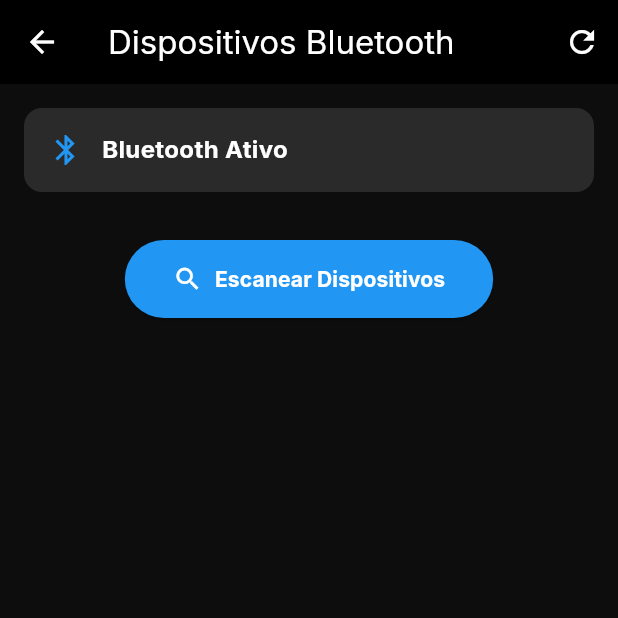
After one commit to Henry0liveira/SmartHome, a Flutter app: the BluetoothPage screen opened directly, after a tap on "Escanear Dispositivos", on a phone screen of 412 x 824 dp, the top half of it. The commit adds this screen. Run offline on Flutter 3.47's test engine with Material 3 defaults, Android fonts, the light colour scheme and no system bars; our stand-ins replace firebase_auth, firebase_core, firebase_database, fl_chart, flutter_bluetooth_serial, fluttertoast and 3 more; accounts and stored records are empty; network calls fail.

Commit message:
Teste Bluetooth

```diff
--- /dev/null
+++ b/lib/pages/bluetooth_page.dart
@@ -0,0 +1,430 @@
+import 'package:flutter/material.dart';
+import 'package:flutter_bluetooth_serial/flutter_bluetooth_serial.dart';
+import 'package:permission_handler/permission_handler.dart';
+
+class BluetoothPage extends StatefulWidget {
+  const BluetoothPage({super.key});
+
+  @override
+  State<BluetoothPage> createState() => _BluetoothPageState();
+}
+
+class _BluetoothPageState extends State<BluetoothPage> {
+  FlutterBluetoothSerial bluetooth = FlutterBluetoothSerial.instance;
+  bool isBluetoothEnabled = false;
+  bool isScanning = false;
+  BluetoothConnection? connection;
+  List<BluetoothDiscoveryResult> discoveredDevices = [];
+  List<BluetoothDevice> pairedDevices = [];
+
+  @override
+  void initState() {
+    super.initState();
+    _initializeBluetooth();
+  }
+
+  Future<void> _initializeBluetooth() async {
+    // Verifica se o Bluetooth está habilitado
+    isBluetoothEnabled = await bluetooth.isEnabled ?? false;
+
+    if (isBluetoothEnabled) {
+      // Carrega dispositivos pareados
+      await _loadPairedDevices();
+    }
+
+    setState(() {});
+  }
+
+  Future<void> _requestPermissions() async {
+    Map<Permission, PermissionStatus> statuses = await [
+      Permission.bluetoothScan,
+      Permission.bluetoothConnect,
+      Permission.bluetoothAdvertise,
+      Permission.location,
+    ].request();
+
+    bool allGranted = statuses.values.every((status) => status.isGranted);
+
+    if (!allGranted) {
+      ScaffoldMessenger.of(context).showSnackBar(
+        const SnackBar(
+          content: Text('Permissões de Bluetooth são necessárias'),
+          backgroundColor: Colors.red,
+        ),
+      );
+    }
+  }
+
+  Future<void> _enableBluetooth() async {
+    await _requestPermissions();
+
+    if (!isBluetoothEnabled) {
+      await bluetooth.requestEnable();
+      isBluetoothEnabled = await bluetooth.isEnabled ?? false;
+
+      if (isBluetoothEnabled) {
+        await _loadPairedDevices();
+      }
+      setState(() {});
+    }
+  }
+
+  Future<void> _loadPairedDevices() async {
+    try {
+      pairedDevices = await bluetooth.getBondedDevices();
+      setState(() {});
+    } catch (e) {
+      print('Erro ao carregar dispositivos pareados: $e');
+    }
+  }
+
+  Future<void> _startDiscovery() async {
+    if (!isBluetoothEnabled) {
+      await _enableBluetooth();
+      return;
+    }
+
+    await _requestPermissions();
+
+    setState(() {
+      isScanning = true;
+      discoveredDevices.clear();
+    });
+
+    try {
+      bluetooth.startDiscovery().listen((result) {
+        setState(() {
+          // Evita duplicatas
+          if (!discoveredDevices.any((d) => d.device.address == result.device.address)) {
+            discoveredDevices.add(result);
+          }
+        });
+      }).onDone(() {
+        setState(() {
+          isScanning = false;
+        });
+      });
+    } catch (e) {
+      setState(() {
+        isScanning = false;
+      });
+      ScaffoldMessenger.of(context).showSnackBar(
+        SnackBar(
+          content: Text('Erro ao escanear: $e'),
+          backgroundColor: Colors.red,
+        ),
+      );
+    }
+  }
+
+  Future<void> _connectToDevice(BluetoothDevice device) async {
+    try {
+      if (connection != null) {
+        await connection!.close();
+      }
+
+      connection = await BluetoothConnection.toAddress(device.address);
+
+      ScaffoldMessenger.of(context).showSnackBar(
+        SnackBar(
+          content: Text('Conectado a ${device.name ?? 'Dispositivo'}'),
+          backgroundColor: Colors.green,
+        ),
+      );
+
+      // Retorna para a tela anterior após conexão
+      Future.delayed(const Duration(seconds: 2), () {
+        if (mounted) {
+          Navigator.pop(context);
+        }
+      });
+
+    } catch (e) {
+      ScaffoldMessenger.of(context).showSnackBar(
+        SnackBar(
+          content: Text('Erro ao conectar: $e'),
+          backgroundColor: Colors.red,
+        ),
+      );
+    }
+  }
+
+  Future<void> _disconnect() async {
+    if (connection != null) {
+      await connection!.close();
+      connection = null;
+
+      ScaffoldMessenger.of(context).showSnackBar(
+        const SnackBar(
+          content: Text('Desconectado'),
+          backgroundColor: Colors.orange,
+        ),
+      );
+    }
+  }
+
+  @override
+  void dispose() {
+    if (connection != null) {
+      connection!.close();
+    }
+    super.dispose();
+  }
+
+  @override
+  Widget build(BuildContext context) {
+    return Scaffold(
+      backgroundColor: const Color(0xFF0D0D0D),
+      appBar: AppBar(
+        backgroundColor: Colors.black,
+        elevation: 0,
+        title: const Text(
+          'Dispositivos Bluetooth',
+          style: TextStyle(color: Colors.white),
+        ),
+        leading: IconButton(
+          icon: const Icon(Icons.arrow_back, color: Colors.white),
+          onPressed: () => Navigator.pop(context),
+        ),
+        actions: [
+          IconButton(
+            icon: Icon(
+              isScanning ? Icons.bluetooth_searching : Icons.refresh,
+              color: Colors.white,
+            ),
+            onPressed: isScanning ? null : _startDiscovery,
+          ),
+        ],
+      ),
+      body: Column(
+        children: [
+          // Status do Bluetooth
+          Container(
+            width: double.infinity,
+            padding: const EdgeInsets.all(16),
+            margin: const EdgeInsets.all(16),
+            decoration: BoxDecoration(
+              color: const Color(0xFF2A2A2A),
+              borderRadius: BorderRadius.circular(12),
+            ),
+            child: Row(
+              children: [
+                Icon(
+                  Icons.bluetooth,
+                  color: isBluetoothEnabled ? Colors.blue : Colors.grey,
+                  size: 24,
+                ),
+                const SizedBox(width: 12),
+                Expanded(
+                  child: Column(
+                    crossAxisAlignment: CrossAxisAlignment.start,
+                    children: [
+                      Text(
+                        isBluetoothEnabled
+                            ? (isScanning ? 'Procurando dispositivos...' : 'Bluetooth Ativo')
+                            : 'Bluetooth Desabilitado',
+                        style: const TextStyle(
+                          color: Colors.white,
+                          fontSize: 16,
+                          fontWeight: FontWeight.bold,
+                        ),
+                      ),
+                      if (connection != null)
+                        const Text(
+                          'Dispositivo Conectado',
+                          style: TextStyle(
+                            color: Colors.green,
+                            fontSize: 12,
+                          ),
+                        ),
+                    ],
+                  ),
+                ),
+                if (!isBluetoothEnabled)
+                  ElevatedButton(
+                    onPressed: _enableBluetooth,
+                    style: ElevatedButton.styleFrom(
+                      backgroundColor: Colors.blue,
+                      padding: const EdgeInsets.symmetric(horizontal: 12, vertical: 8),
+                    ),
+                    child: const Text('Ativar', style: TextStyle(color: Colors.white)),
+                  ),
+                if (isScanning)
+                  const SizedBox(
+                    width: 20,
+                    height: 20,
+                    child: CircularProgressIndicator(
+                      strokeWidth: 2,
+                      valueColor: AlwaysStoppedAnimation<Color>(Colors.blue),
+                    ),
+                  ),
+              ],
+            ),
+          ),
+
+          // Dispositivos Pareados
+          if (pairedDevices.isNotEmpty) ...[
+            const Padding(
+              padding: EdgeInsets.symmetric(horizontal: 16),
+              child: Align(
+                alignment: Alignment.centerLeft,
+                child: Text(
+                  'Dispositivos Pareados',
+                  style: TextStyle(
+                    color: Colors.white,
+                    fontSize: 18,
+                    fontWeight: FontWeight.bold,
+                  ),
+                ),
+              ),
+            ),
+            const SizedBox(height: 8),
+            ...pairedDevices.map((device) => _buildDeviceCard(device, true)),
+          ],
+
+          // Dispositivos Descobertos
+          if (discoveredDevices.isNotEmpty) ...[
+            const Padding(
+              padding: EdgeInsets.symmetric(horizontal: 16),
+              child: Align(
+                alignment: Alignment.centerLeft,
+                child: Text(
+                  'Dispositivos Encontrados',
+                  style: TextStyle(
+                    color: Colors.white,
+                    fontSize: 18,
+                    fontWeight: FontWeight.bold,
+                  ),
+                ),
+              ),
+            ),
+            const SizedBox(height: 8),
+            Expanded(
+              child: ListView.builder(
+                padding: const EdgeInsets.symmetric(horizontal: 16),
+                itemCount: discoveredDevices.length,
+                itemBuilder: (context, index) {
+                  final result = discoveredDevices[index];
+                  return _buildDeviceCard(result.device, false, result.rssi);
+                },
+              ),
+            ),
+          ],
+
+          // Botão para escanear
+          Padding(
+            padding: const EdgeInsets.all(16),
+            child: ElevatedButton(
+              onPressed: isScanning || !isBluetoothEnabled ? null : _startDiscovery,
+              style: ElevatedButton.styleFrom(
+                backgroundColor: Colors.blue,
+                foregroundColor: Colors.white,
+                padding: const EdgeInsets.symmetric(horizontal: 32, vertical: 16),
+                shape: RoundedRectangleBorder(borderRadius: BorderRadius.circular(30)),
+              ),
+              child: Row(
+                mainAxisSize: MainAxisSize.min,
+                children: [
+                  if (isScanning) ...[
+                    const SizedBox(
+                      width: 16,
+                      height: 16,
+                      child: CircularProgressIndicator(
+                        strokeWidth: 2,
+                        valueColor: AlwaysStoppedAnimation<Color>(Colors.white),
+                      ),
+                    ),
+                    const SizedBox(width: 8),
+                  ] else
+                    const Icon(Icons.search, size: 20),
+                  const SizedBox(width: 8),
+                  Text(
+                    isScanning ? 'Escaneando...' : 'Escanear Dispositivos',
+                    style: const TextStyle(fontWeight: FontWeight.bold),
+                  ),
+                ],
+              ),
+            ),
+          ),
+        ],
+      ),
+    );
+  }
+
+  Widget _buildDeviceCard(BluetoothDevice device, bool isPaired, [int? rssi]) {
+    return Container(
+      margin: const EdgeInsets.only(bottom: 12, left: 16, right: 16),
+      decoration: BoxDecoration(
+        color: const Color(0xFF2A2A2A),
+        borderRadius: BorderRadius.circular(12),
+      ),
+      child: ListTile(
+        contentPadding: const EdgeInsets.symmetric(horizontal: 16, vertical: 8),
+        leading: Container(
+          padding: const EdgeInsets.all(8),
+          decoration: BoxDecoration(
+            color: isPaired ? Colors.green : Colors.blue,
+            borderRadius: BorderRadius.circular(8),
+          ),
+          child: Icon(
+            isPaired ? Icons.bluetooth_connected : Icons.bluetooth,
+            color: Colors.white,
+            size: 24,
+          ),
+        ),
+        title: Text(
+          device.name ?? 'Dispositivo Desconhecido',
+          style: const TextStyle(
+            color: Colors.white,
+            fontWeight: FontWeight.bold,
+          ),
+        ),
+        subtitle: Column(
+          crossAxisAlignment: CrossAxisAlignment.start,
+          children: [
+            Text(
+              device.address,
+              style: const TextStyle(color: Colors.white70, fontSize: 12),
+            ),
+            if (rssi != null) ...[
+              const SizedBox(height: 4),
+              Row(
+                children: [
+                  Icon(
+                    Icons.signal_cellular_alt,
+                    color: _getSignalColor(rssi),
+                    size: 16,
+                  ),
+                  const SizedBox(width: 4),
+                  Text(
+                    '$rssi dBm',
+                    style: TextStyle(
+                      color: _getSignalColor(rssi),
+                      fontSize: 12,
+                    ),
+                  ),
+                ],
+              ),
+            ],
+          ],
+        ),
+        trailing: ElevatedButton(
+          onPressed: () => _connectToDevice(device),
+          style: ElevatedButton.styleFrom(
+            backgroundColor: Colors.blue,
+            foregroundColor: Colors.white,
+            padding: const EdgeInsets.symmetric(horizontal: 16, vertical: 8),
+            shape: RoundedRectangleBorder(borderRadius: BorderRadius.circular(20)),
+          ),
+          child: const Text('Conectar', style: TextStyle(fontSize: 12)),
+        ),
+      ),
+    );
+  }
+
+  Color _getSignalColor(int rssi) {
+    if (rssi > -50) return Colors.green;
+    if (rssi > -70) return Colors.orange;
+    return Colors.red;
+  }
+}
--- a/pubspec.yaml
+++ b/pubspec.yaml
@@ -48,6 +48,7 @@ dependencies:
   intl: ^0.18.1
   fl_chart: ^1.0.0
   provider: ^6.0.5
+  flutter_bluetooth_serial: ^0.4.0
 
 dev_dependencies:
   flutter_test:
```
Also changed, not shown: lib/pages/luz_page.dart (+20 -0 lines), pubspec.lock, 1 other file.
